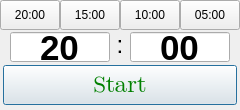
Above: dialog.ui from iloveooz/QtTimer before the change. Below: the same form after it.
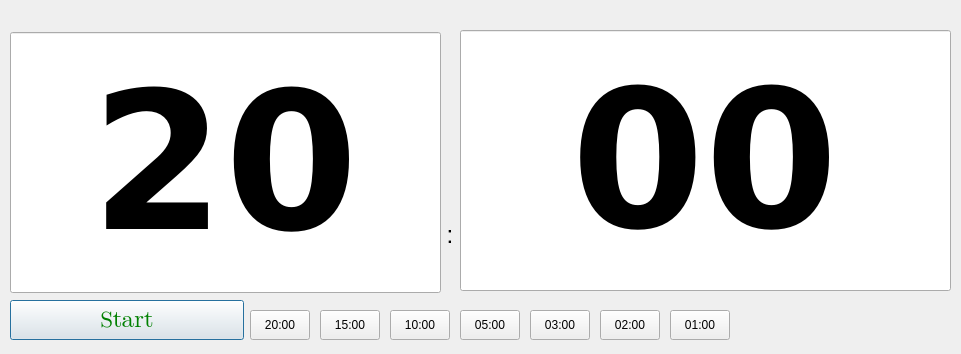
That is the form after the change.

Patch:
```diff
--- a/dialog.ui
+++ b/dialog.ui
@@ -6,8 +6,8 @@
    <rect>
     <x>0</x>
     <y>0</y>
-    <width>240</width>
-    <height>110</height>
+    <width>961</width>
+    <height>354</height>
    </rect>
   </property>
   <property name="sizePolicy">
@@ -22,8 +22,8 @@
   <widget class="QPushButton" name="controlButton">
    <property name="geometry">
     <rect>
-     <x>3</x>
-     <y>65</y>
+     <x>10</x>
+     <y>300</y>
      <width>234</width>
      <height>40</height>
     </rect>
@@ -52,14 +52,14 @@
     <rect>
      <x>10</x>
      <y>32</y>
-     <width>100</width>
-     <height>30</height>
+     <width>431</width>
+     <height>261</height>
     </rect>
    </property>
    <property name="font">
     <font>
-     <family>Lucida Grande</family>
-     <pointsize>26</pointsize>
+     <family>DejaVu Sans</family>
+     <pointsize>144</pointsize>
      <weight>75</weight>
      <bold>true</bold>
      <kerning>false</kerning>
@@ -78,16 +78,16 @@
   <widget class="QLineEdit" name="textSec">
    <property name="geometry">
     <rect>
-     <x>130</x>
-     <y>32</y>
-     <width>100</width>
-     <height>30</height>
+     <x>460</x>
+     <y>30</y>
+     <width>491</width>
+     <height>261</height>
     </rect>
    </property>
    <property name="font">
     <font>
-     <family>Lucida Grande</family>
-     <pointsize>26</pointsize>
+     <family>DejaVu Sans</family>
+     <pointsize>144</pointsize>
      <weight>75</weight>
      <bold>true</bold>
     </font>
@@ -105,8 +105,8 @@
   <widget class="QLabel" name="label">
    <property name="geometry">
     <rect>
-     <x>110</x>
-     <y>30</y>
+     <x>440</x>
+     <y>220</y>
      <width>20</width>
      <height>30</height>
     </rect>
@@ -126,8 +126,8 @@
   <widget class="QPushButton" name="preset20">
    <property name="geometry">
     <rect>
-     <x>0</x>
-     <y>0</y>
+     <x>250</x>
+     <y>310</y>
      <width>60</width>
      <height>30</height>
     </rect>
@@ -139,8 +139,8 @@
   <widget class="QPushButton" name="preset15">
    <property name="geometry">
     <rect>
-     <x>60</x>
-     <y>0</y>
+     <x>320</x>
+     <y>310</y>
      <width>60</width>
      <height>30</height>
     </rect>
@@ -152,8 +152,8 @@
   <widget class="QPushButton" name="preset10">
    <property name="geometry">
     <rect>
-     <x>120</x>
-     <y>0</y>
+     <x>390</x>
+     <y>310</y>
      <width>60</width>
      <height>30</height>
     </rect>
@@ -165,8 +165,8 @@
   <widget class="QPushButton" name="preset05">
    <property name="geometry">
     <rect>
-     <x>180</x>
-     <y>0</y>
+     <x>460</x>
+     <y>310</y>
      <width>60</width>
      <height>30</height>
     </rect>
@@ -175,6 +175,45 @@
     <string>05:00</string>
    </property>
   </widget>
+  <widget class="QPushButton" name="preset03">
+   <property name="geometry">
+    <rect>
+     <x>530</x>
+     <y>310</y>
+     <width>60</width>
+     <height>30</height>
+    </rect>
+   </property>
+   <property name="text">
+    <string>03:00</string>
+   </property>
+  </widget>
+  <widget class="QPushButton" name="preset02">
+   <property name="geometry">
+    <rect>
+     <x>600</x>
+     <y>310</y>
+     <width>60</width>
+     <height>30</height>
+    </rect>
+   </property>
+   <property name="text">
+    <string>02:00</string>
+   </property>
+  </widget>
+  <widget class="QPushButton" name="preset01">
+   <property name="geometry">
+    <rect>
+     <x>670</x>
+     <y>310</y>
+     <width>60</width>
+     <height>30</height>
+    </rect>
+   </property>
+   <property name="text">
+    <string>01:00</string>
+   </property>
+  </widget>
  </widget>
  <layoutdefault spacing="6" margin="11"/>
  <resources/>
```
